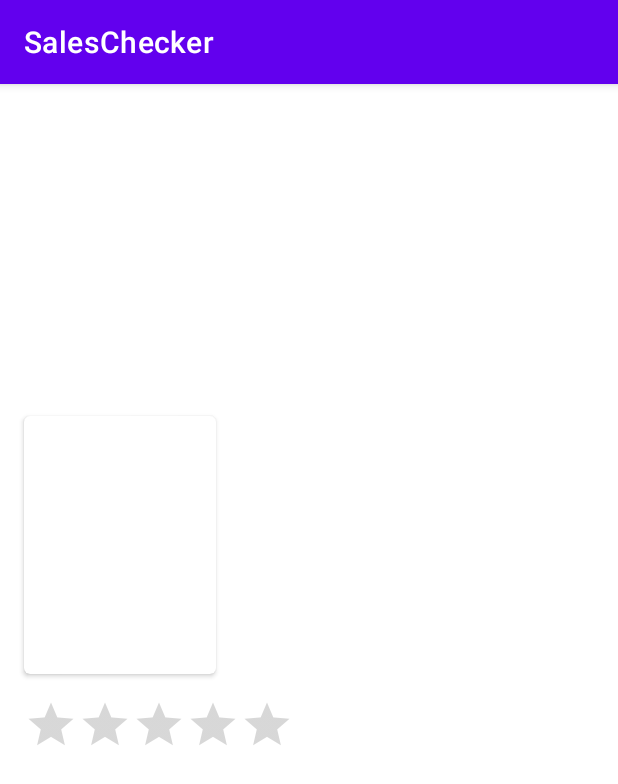
After one commit to stado-y/steam_sales_checker, an Android app: the fragment DetailsFragment shown on its own in the app's theme, on a phone screen of 412 x 824 dp. The commit adds this screen. Shown: the top 784 px of the screen. Run offline under Robolectric (Android 15) with nearby library versions, the phone set to English and light mode, and no system bars; network calls fail.

Commit message:
Minor improvements, added details/list layout.

```diff
--- a/app/build.gradle
+++ b/app/build.gradle
@@ -41,43 +41,44 @@ android {
 dependencies {
 
     implementation 'androidx.core:core-ktx:1.7.0'
-    implementation 'androidx.appcompat:appcompat:1.4.0'
-    implementation 'com.google.android.material:material:1.4.0'
-    implementation 'androidx.constraintlayout:constraintlayout:2.1.2'
+    implementation 'androidx.appcompat:appcompat:1.4.1'
+    implementation 'com.google.android.material:material:1.5.0'
+    implementation 'androidx.constraintlayout:constraintlayout:2.1.3'
     implementation 'androidx.legacy:legacy-support-v4:1.0.0'
+    //Tests
+    //Remove Instrumented/physical?
     testImplementation 'junit:junit:4+'
     androidTestImplementation 'androidx.test.ext:junit:1.1.3'
     androidTestImplementation 'androidx.test.espresso:espresso-core:3.4.0'
-
+    //Hilt
     def hilt_version = "2.40"
     implementation "com.google.dagger:hilt-android:$hilt_version"
     kapt "com.google.dagger:hilt-compiler:$hilt_version"
-
+    //Room
     def roomVersion = '2.4.1'
     implementation "androidx.room:room-ktx:$roomVersion"
     kapt "androidx.room:room-compiler:$roomVersion"
 
-
+    //Retrofit
     def retrofit_version = '2.9.0'
     implementation "com.squareup.retrofit2:retrofit:${retrofit_version}"
     implementation "com.squareup.retrofit2:converter-gson:${retrofit_version}"
-
+    //Okhhttp
     implementation(platform("com.squareup.okhttp3:okhttp-bom:4.9.3"))
-
     implementation("com.squareup.okhttp3:okhttp")
     implementation("com.squareup.okhttp3:logging-interceptor")
 
-    implementation 'org.jetbrains.kotlinx:kotlinx-coroutines-android:1.3.9'
+    implementation 'org.jetbrains.kotlinx:kotlinx-coroutines-android:1.5.2'
 
-    def lifecycleVersion = '2.4.0'
+    def lifecycleVersion = '2.4.1'
     implementation "androidx.lifecycle:lifecycle-runtime-ktx:$lifecycleVersion"
     implementation "androidx.lifecycle:lifecycle-common-java8:$lifecycleVersion"
     implementation "androidx.lifecycle:lifecycle-viewmodel-ktx:$lifecycleVersion"
     implementation 'androidx.fragment:fragment-ktx:1.4.1'
     implementation "androidx.lifecycle:lifecycle-livedata-ktx:$lifecycleVersion"
 
-
-    def nav_version = "2.3.5"
+    //Navigation
+    def nav_version = "2.4.1"
     implementation "androidx.navigation:navigation-fragment-ktx:$nav_version"
     implementation "androidx.navigation:navigation-ui-ktx:$nav_version"
 
--- /dev/null
+++ b/app/src/main/java/com/example/saleschecker/detailsfragment/DetailsFragment.kt
@@ -0,0 +1,26 @@
+package com.example.saleschecker.detailsfragment
+
+import android.os.Bundle
+import android.view.LayoutInflater
+import android.view.View
+import android.view.ViewGroup
+import androidx.fragment.app.Fragment
+import com.example.saleschecker.R
+// Fragment for game descr.
+// todo fill fragment, replace placeholder layout.
+class DetailsFragment : Fragment() {
+
+    override fun onCreate(savedInstanceState: Bundle?) {
+        super.onCreate(savedInstanceState)
+    }
+
+    override fun onCreateView(
+        inflater: LayoutInflater, container: ViewGroup?,
+        savedInstanceState: Bundle?
+    ): View? {
+        // Inflate the layout for this fragment
+        return inflater.inflate(R.layout.fragment_details, container, false)
+    }
+
+
+}
--- /dev/null
+++ b/app/src/main/res/drawable/roundstyle.xml
@@ -0,0 +1,4 @@
+<?xml version="1.0" encoding="utf-8"?>
+<shape xmlns:android="http://schemas.android.com/apk/res/android">
+    <corners android:radius="40dp" />
+</shape>
--- /dev/null
+++ b/app/src/main/res/layout/fragment_details.xml
@@ -0,0 +1,101 @@
+<androidx.core.widget.NestedScrollView xmlns:android="http://schemas.android.com/apk/res/android"
+    xmlns:app="http://schemas.android.com/apk/res-auto"
+    xmlns:tools="http://schemas.android.com/tools"
+    android:layout_width="match_parent"
+    android:layout_height="match_parent"
+    android:fillViewport="true">
+
+    <androidx.constraintlayout.widget.ConstraintLayout
+        android:layout_width="match_parent"
+        android:layout_height="wrap_content">
+
+        <ImageView
+            android:id="@+id/details_backdrop"
+            android:layout_width="0dp"
+            android:layout_height="0dp"
+            app:layout_constraintBottom_toBottomOf="@+id/backdrop_guideline"
+            app:layout_constraintEnd_toEndOf="parent"
+            app:layout_constraintStart_toStartOf="parent"
+            app:layout_constraintTop_toTopOf="parent" />
+
+        <androidx.cardview.widget.CardView
+            android:id="@+id/details_poster_card"
+            android:layout_width="128dp"
+            android:layout_height="172dp"
+            android:layout_marginStart="16dp"
+            android:layout_marginEnd="8dp"
+            app:cardCornerRadius="4dp"
+            app:layout_constraintBottom_toBottomOf="@+id/backdrop_guideline"
+            app:layout_constraintStart_toStartOf="parent"
+            app:layout_constraintTop_toBottomOf="@id/backdrop_guideline">
+
+            <ImageView
+                android:id="@+id/details_poster"
+                android:layout_width="match_parent"
+                android:layout_height="match_parent"
+                android:background="@drawable/roundstyle" />
+
+        </androidx.cardview.widget.CardView>
+
+        <androidx.constraintlayout.widget.Guideline
+            android:id="@+id/backdrop_guideline"
+            android:layout_width="wrap_content"
+            android:layout_height="wrap_content"
+            android:orientation="horizontal"
+            app:layout_constraintGuide_percent="0.4" />
+
+        <TextView
+            android:id="@+id/details_title"
+            android:layout_width="0dp"
+            android:layout_height="wrap_content"
+            android:layout_marginStart="16dp"
+            android:layout_marginTop="16dp"
+            android:layout_marginEnd="16dp"
+            android:textColor="@android:color/white"
+            android:textSize="24sp"
+            android:textStyle="bold"
+            app:layout_constraintEnd_toEndOf="parent"
+            app:layout_constraintStart_toEndOf="@+id/details_poster_card"
+            app:layout_constraintTop_toBottomOf="@+id/backdrop_guideline" />
+
+        <TextView
+            android:id="@+id/details_release_date"
+            android:layout_width="wrap_content"
+            android:layout_height="wrap_content"
+            android:textColor="#757575"
+            android:textSize="12sp"
+            app:layout_constraintStart_toStartOf="@+id/details_title"
+            app:layout_constraintTop_toBottomOf="@+id/details_title" />
+
+        <androidx.constraintlayout.widget.Barrier
+            android:id="@+id/details_poster_title_barrier"
+            android:layout_width="wrap_content"
+            android:layout_height="wrap_content"
+            app:barrierDirection="bottom"
+            app:constraint_referenced_ids="details_rating,details_release_date"
+            tools:layout_editor_absoluteY="448dp" />
+
+        <TextView
+            android:id="@+id/details_overview"
+            android:layout_width="match_parent"
+            android:layout_height="wrap_content"
+            android:layout_marginStart="16dp"
+            android:layout_marginTop="16dp"
+            android:layout_marginEnd="16dp"
+            app:layout_constraintEnd_toEndOf="parent"
+            app:layout_constraintStart_toStartOf="parent"
+            app:layout_constraintTop_toBottomOf="@+id/details_poster_title_barrier" />
+
+        <RatingBar
+            android:id="@+id/details_rating"
+            style="@style/Widget.AppCompat.RatingBar.Indicator"
+            android:layout_width="wrap_content"
+            android:layout_height="wrap_content"
+            app:layout_constraintBottom_toTopOf="@+id/details_overview"
+            app:layout_constraintEnd_toEndOf="@+id/details_poster_card"
+            app:layout_constraintHorizontal_bias="0.0"
+            app:layout_constraintStart_toStartOf="@+id/details_poster_card"
+            app:layout_constraintTop_toBottomOf="@+id/details_poster_card" />
+
+    </androidx.constraintlayout.widget.ConstraintLayout>
+</androidx.core.widget.NestedScrollView>
```
Also changed, not shown: app/src/main/java/com/example/saleschecker/homefragment/HomeFragment.kt (+4 -6 lines), gradle/wrapper/gradle-wrapper.properties, 1 other file.
